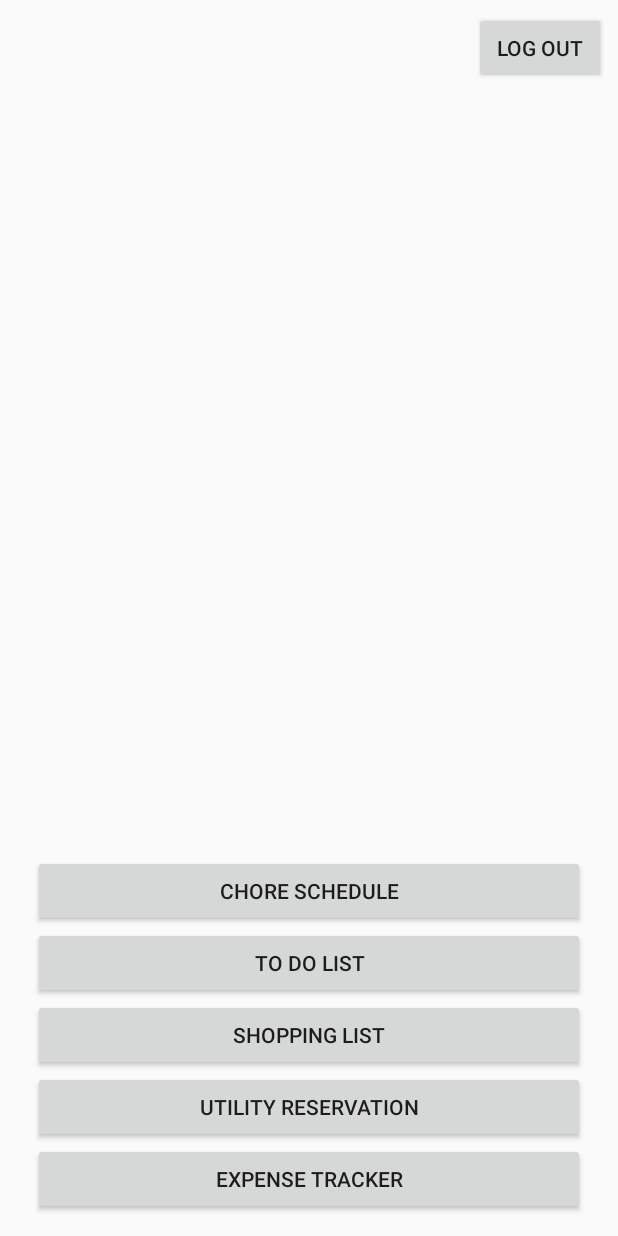
After one commit to alexandar1000/HouseBuddyAndroid, an Android app: the layout household_manager.xml on its own in the app's theme, with its tools: preview values and no code run, on a phone screen of 412 x 824 dp. The commit adds this screen. Run offline under Robolectric (Android 15) with nearby library versions, the phone set to English and light mode, and no system bars.

Commit message:
Added the Activity and Layout Files for the HouseholdManager

```diff
--- /dev/null
+++ b/app/src/main/java/allurosi/housebuddy/HouseholdManagerActivity.java
@@ -0,0 +1,6 @@
+package allurosi.housebuddy;
+
+import android.app.Activity;
+
+public class HouseholdManagerActivity extends Activity {
+}
--- /dev/null
+++ b/app/src/main/res/layout/household_manager.xml
@@ -0,0 +1,64 @@
+<?xml version="1.0" encoding="utf-8"?>
+<android.support.constraint.ConstraintLayout
+    xmlns:android="http://schemas.android.com/apk/res/android"
+    xmlns:app="http://schemas.android.com/apk/res-auto"
+    xmlns:tools="http://schemas.android.com/tools"
+    android:layout_width="match_parent"
+    android:layout_height="match_parent">
+
+    <LinearLayout
+        android:layout_width="368dp"
+        android:layout_height="246dp"
+        android:layout_marginBottom="8dp"
+        android:layout_marginEnd="8dp"
+        android:layout_marginLeft="8dp"
+        android:layout_marginRight="8dp"
+        android:layout_marginStart="8dp"
+        android:orientation="vertical"
+        app:layout_constraintBottom_toBottomOf="parent"
+        app:layout_constraintEnd_toEndOf="parent"
+        app:layout_constraintStart_toStartOf="parent">
+
+        <Button
+            android:id="@+id/choreSchedule"
+            android:layout_width="match_parent"
+            android:layout_height="wrap_content"
+            android:text="@string/chore_schedule" />
+
+        <Button
+            android:id="@+id/toDoList"
+            android:layout_width="match_parent"
+            android:layout_height="wrap_content"
+            android:text="@string/to_do_list" />
+
+        <Button
+            android:id="@+id/shoppingList"
+            android:layout_width="match_parent"
+            android:layout_height="wrap_content"
+            android:text="@string/shopping_list" />
+
+        <Button
+            android:id="@+id/utilityReservation"
+            android:layout_width="match_parent"
+            android:layout_height="wrap_content"
+            android:text="@string/utility_reservation" />
+
+        <Button
+            android:id="@+id/expenseTracker"
+            android:layout_width="match_parent"
+            android:layout_height="wrap_content"
+            android:text="@string/expense_tracker" />
+    </LinearLayout>
+
+    <Button
+        android:id="@+id/logoutButton"
+        android:layout_width="wrap_content"
+        android:layout_height="wrap_content"
+        android:layout_marginEnd="8dp"
+        android:layout_marginRight="8dp"
+        android:layout_marginTop="8dp"
+        android:text="@string/log_out"
+        app:layout_constraintEnd_toEndOf="parent"
+        app:layout_constraintTop_toTopOf="parent" />
+
+</android.support.constraint.ConstraintLayout>
--- a/app/src/main/res/values/strings.xml
+++ b/app/src/main/res/values/strings.xml
@@ -12,4 +12,10 @@
     <string name="log_out">Log Out</string>
     <string name="sign_in_with_google">Sign in with Google..</string>
     <string name="sign_in_with_facebook">Sign in with Facebook</string>
+    <string name="log_out">Log Out</string>
+    <string name="chore_schedule">Chore Schedule</string>
+    <string name="to_do_list">To Do List</string>
+    <string name="shopping_list">Shopping List</string>
+    <string name="utility_reservation">Utility Reservation</string>
+    <string name="expense_tracker">Expense Tracker</string>
 </resources>
```
